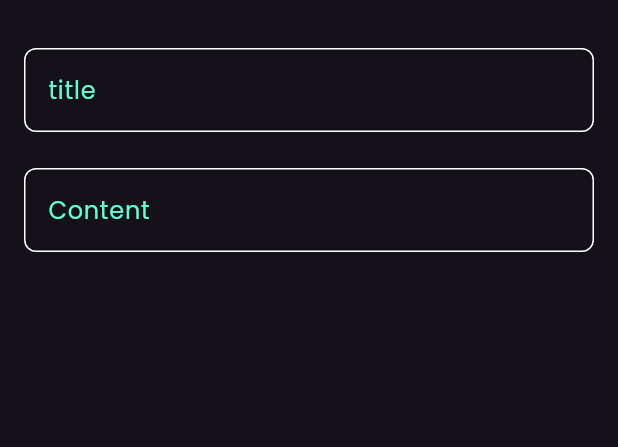
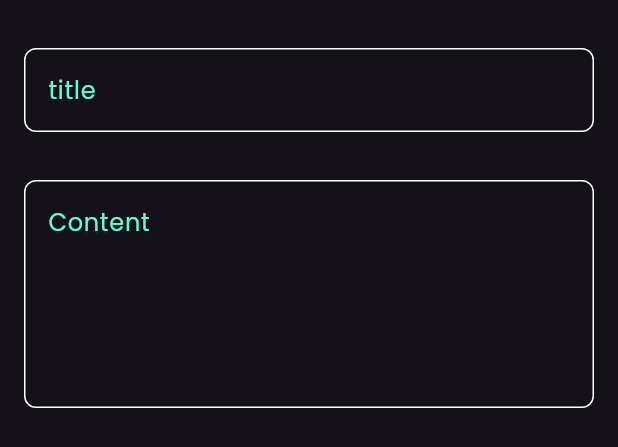
Before and after one commit to Abdrhmann/notes_app, a Flutter app: the AddNoteButtomSheet widget shown alone on an empty page, opened directly, on a phone screen of 412 x 824 dp. Shown: the top 447 px of the screen. Run offline on Flutter 3.47's test engine with Material 3 defaults, Android fonts, the phone set to English and light mode, and no system bars; our stand-ins replace font_awesome_flutter.

Commit message:
add fields to notes  buttom sheet

```diff
--- a/lib/widgets/add_note_buttom_sheet.dart
+++ b/lib/widgets/add_note_buttom_sheet.dart
@@ -16,9 +16,12 @@ class AddNoteButtomSheet extends StatelessWidget {
               ),
               CustomTextField(hint: 'title',),
               SizedBox(
-                height: 24,
+                height: 32,
               ),
-              CustomTextField(hint: 'Content',),
+              CustomTextField(
+                hint: 'Content',
+                maxLines: 5
+                ),
         ],
       ),
     );
--- a/lib/widgets/custom_text_field.dart
+++ b/lib/widgets/custom_text_field.dart
@@ -2,11 +2,13 @@ import 'package:flutter/material.dart';
 import 'package:notes_app/constants.dart';
 
 class CustomTextField extends StatelessWidget {
-  const CustomTextField({super.key, required this.hint});
+  const CustomTextField({super.key, required this.hint, this.maxLines = 1});
   final String hint;
+  final int maxLines;
   @override
   Widget build(BuildContext context) {
     return TextField(
+          maxLines: maxLines,
           cursorColor:kPrimaryColor ,
           decoration: InputDecoration(
            hintText: hint,
```
